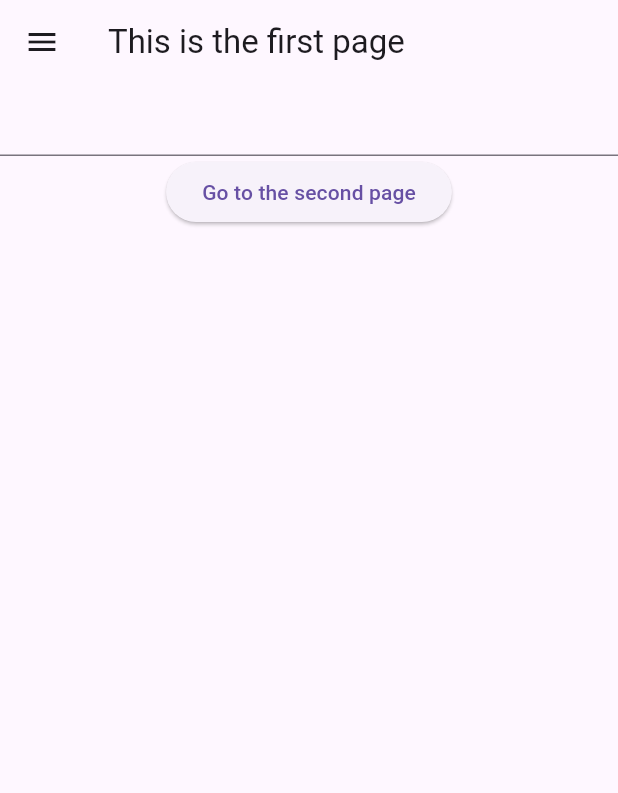
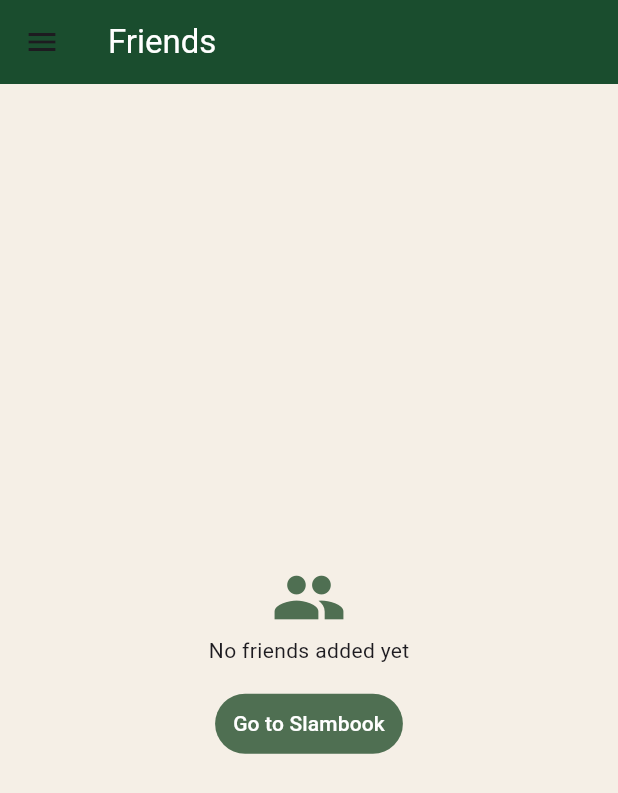
Before and after one commit to Kapitanzxc/CMSC-23-Project, a Flutter app: the screen it shows after launch, on a phone screen of 412 x 824 dp. Shown: the top 793 px of the screen. Run offline on Flutter 3.47's test engine with Material 3 defaults, Android fonts, the phone set to English and light mode, and no system bars.

Commit message:
Added friend and summary page, can send and receive data, added documentation, and readme file

```diff
--- a/analysis_options.yaml
+++ b/analysis_options.yaml
@@ -13,8 +13,7 @@
   # The lint rules applied to this project can be customized in the
   # section below to disable rules from the `package:flutter_lints/flutter.yaml`
   # included above or to enable additional rules. A list of all available lints
-  # and their documentation is published at
-  # https://dart-lang.github.io/linter/lints/index.html.
+  # and their documentation is published at https://dart.dev/lints.
   #
   # Instead of disabling a lint rule for the entire project in the
   # section below, it can also be suppressed for a single line of code
--- /dev/null
+++ b/lib/friends.dart
@@ -0,0 +1,179 @@
+import 'package:flutter/material.dart';
+
+class FriendsPage extends StatefulWidget {
+  const FriendsPage({super.key});
+
+  @override
+  State<FriendsPage> createState() => _FriendsPageState();
+}
+
+class _FriendsPageState extends State<FriendsPage> {
+  // A map for storing friend lists
+  Map<String, List> friendList = {};
+
+  @override
+  Widget build(BuildContext context) {
+    return Scaffold(
+      // Drawer and scaffold formatting
+      drawer: drawer(),
+      appBar: AppBar(
+        backgroundColor: Color.fromRGBO(26, 77, 46, 1),
+        title: Text("Friends", style: TextStyle(color: Colors.white)),
+      ),
+      backgroundColor: Color.fromRGBO(245, 239, 230, 1),
+      // Creation of UI
+      body: friendListUI(),
+    );
+  }
+
+  // Drawer function
+  Widget drawer() {
+    return Drawer(
+      child: ListView(
+        children: [
+          // Title bar of the drawer
+          Container(
+            color: Color.fromRGBO(26, 77, 46, 1),
+            height: 100,
+            child: DrawerHeader(
+              child: Text(
+                "Exercise 5: Menu, Routes, and Navigation",
+                style: TextStyle(
+                    fontSize: 20, color: Color.fromRGBO(243, 243, 243, 1)),
+              ),
+            ),
+          ),
+          // Friends tab (only pops the drawer since its currently on friends page)
+          ListTile(
+            title: Text("Friends"),
+            onTap: () {
+              Navigator.pop(context);
+            },
+          ),
+          // Slambook Tab
+          ListTile(
+              title: Text("Slambook"),
+              onTap: () async {
+                // Closes the drawer
+                Navigator.pop(context);
+                // Navigate to the slambook page and also passed the friend list data
+                final result = await Navigator.pushNamed(
+                    context, "/slambookpage",
+                    arguments: friendList);
+
+                // Update the friend list data once received
+                if (result != null) {
+                  setState(() {
+                    friendList = result as Map<String, List>;
+                  });
+                }
+              }),
+        ],
+      ),
+    );
+  }
+
+  // Function for showing the list of friends (Overall UI)
+  Widget friendListUI() {
+    // If its empty, show that there is no friends and a button
+    if (friendList.isEmpty) {
+      return Center(
+          child: Column(
+        mainAxisAlignment: MainAxisAlignment.center,
+        children: [
+          // Icon
+          Icon(
+            Icons.group,
+            color: Color.fromRGBO(79, 111, 82, 1),
+            size: 50,
+          ),
+          // Text statement
+          Text("No friends added yet"),
+          SizedBox(height: 15),
+          // Button going to the slambook page
+          TextButton(
+            style: TextButton.styleFrom(
+              foregroundColor: Color.fromRGBO(255, 255, 255, 1),
+              backgroundColor: Color.fromRGBO(79, 111, 82, 1),
+            ),
+            onPressed: () async {
+              // Navigate to the slambook page and also passed the friend list data
+              final result = await Navigator.pushNamed(context, "/slambookpage",
+                  arguments: friendList);
+              // Update the friend list data once received
+              if (result != null) {
+                setState(() {
+                  friendList = result as Map<String, List>;
+                });
+              }
+            },
+            // Text label
+            child: Text(
+              "Go to Slambook",
+              style: TextStyle(color: Color.fromRGBO(255, 255, 255, 1)),
+            ),
+          ),
+        ],
+      ));
+      // If there is at least on friend, display it
+    } else {
+      return SingleChildScrollView(
+          child: Column(
+        children: [
+          SizedBox(height: 10),
+          // Display the friend name using friendRowCreator
+          for (var key in friendList.keys)
+            friendRowCreator(friendList[key]?[0], friendList[key]!),
+        ],
+      ));
+    }
+  }
+
+  // Function for displaying a friend
+  Padding friendRowCreator(String name, List values) {
+    return Padding(
+      padding: EdgeInsets.only(left: 20, right: 20, bottom: 10),
+      child: Container(
+        // Container formatting
+        height: 80,
+        decoration: BoxDecoration(
+          color: Color.fromARGB(255, 255, 255, 255),
+          border: Border.all(
+            color: Color.fromARGB(255, 0, 0, 0),
+          ),
+          borderRadius: BorderRadius.all(Radius.circular(20)),
+        ),
+        child: Padding(
+          padding: EdgeInsets.only(left: 20, right: 20),
+          // Row that contains the name and  the button
+          child: Row(
+            mainAxisAlignment: MainAxisAlignment.spaceBetween,
+            children: [
+              // Name Formatting
+              Text(
+                name,
+                style: TextStyle(
+                    fontSize: 20,
+                    color: Color.fromRGBO(79, 111, 82, 1),
+                    fontWeight: FontWeight.bold),
+              ),
+              // Text button formatting
+              TextButton(
+                style: TextButton.styleFrom(
+                  foregroundColor: Color.fromRGBO(255, 255, 255, 1),
+                  backgroundColor: Color.fromRGBO(79, 111, 82, 1),
+                ),
+                child: Text("View Details"),
+                // Text button navigates to the summary page along with the arguments (friend information)
+                onPressed: () {
+                  Navigator.pushNamed(context, "/summarypage",
+                      arguments: values);
+                },
+              ),
+            ],
+          ),
+        ),
+      ),
+    );
+  }
+}
--- a/lib/homepage.dart
+++ /dev/null
@@ -1,51 +0,0 @@
-import 'package:flutter/material.dart';
-
-class HomePage extends StatefulWidget {
-  const HomePage({super.key});
-
-  @override
-  State<HomePage> createState() => _HomePageState();
-}
-
-class _HomePageState extends State<HomePage> {
-  TextEditingController controller = TextEditingController();
-  @override
-  Widget build(BuildContext context) {
-    return Scaffold(
-        drawer: drawer(),
-        appBar: AppBar(title: Text("This is the first page")),
-        body: Column(
-          children: [
-            TextField(
-              controller: controller,
-            ),
-            ElevatedButton(
-                onPressed: () {
-                  final result = Navigator.pushNamed(context, "/slambookpage");
-                },
-                child: Text("Go to the second page")),
-          ],
-        ));
-  }
-
-  Widget drawer() {
-    return Drawer(
-      child: ListView(
-        children: [
-          DrawerHeader(child: Text("Menu, Routes, and Navigation")),
-          ListTile(
-              title: Text("First Page"),
-              onTap: () {
-                Navigator.pushNamed(context, "/homepage");
-              }),
-          ListTile(
-              title: Text("Second Page"),
-              onTap: () {
-                Navigator.pop(context);
-                Navigator.pushNamed(context, "/slambookpage");
-              })
-        ],
-      ),
-    );
-  }
-}
```
Also changed, not shown: lib/main.dart (+19 -6 lines), lib/slambook.dart (+66 -17 lines), lib/summary.dart (added, +97 -0 lines), pubspec.yaml (+5 -5 lines), pubspec.lock, 30 other files.
